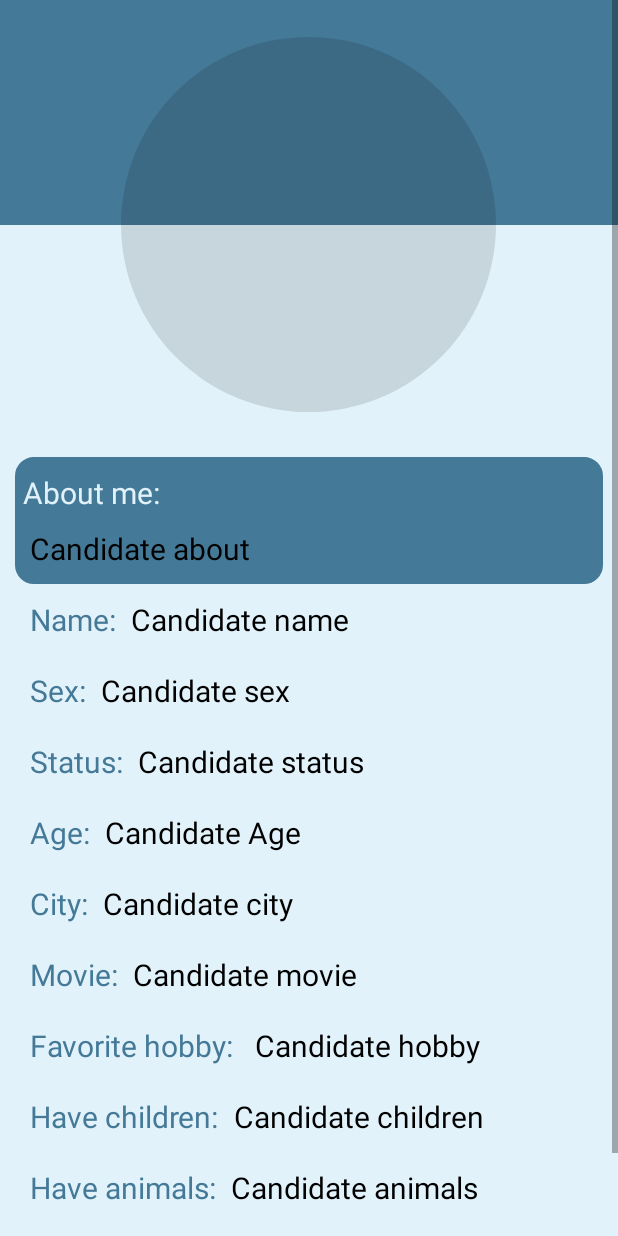
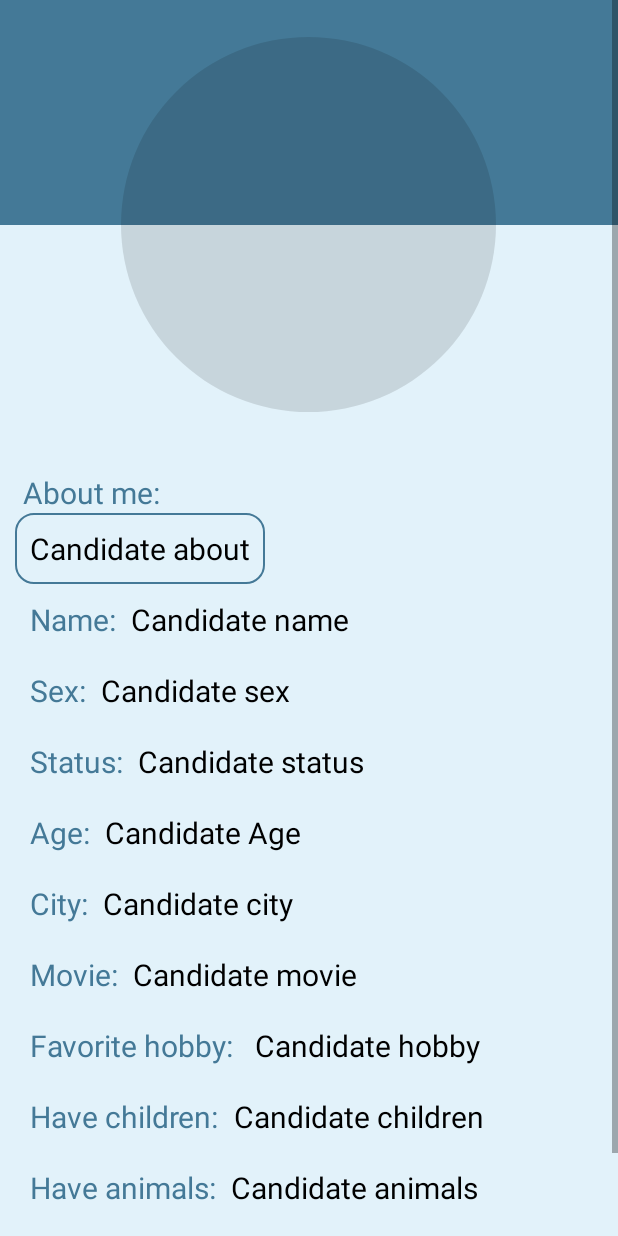
Before and after one commit to ShirFeld/Final-Project_home, an Android app: the layout fragment_descfragment.xml on its own in the app's theme, with its tools: preview values and no code run, on a phone screen of 412 x 824 dp. Run offline under Robolectric (Android 15) with nearby library versions, the phone set to English and light mode, and no system bars; Roboto replaces fonts that are not available here.

Commit message:
update descfragment

```diff
--- a/app/src/main/res/drawable/shape_dec.xml
+++ b/app/src/main/res/drawable/shape_dec.xml
@@ -3,9 +3,9 @@
     android:shape="rectangle" >
 
     <!-- View background color -->
-    <solid
-        android:color="@color/colorPrimary" >
-    </solid>
+<!--    <solid-->
+<!--        android:color="@color/colorPrimary" >-->
+<!--    </solid>-->
 
     <!-- View border color and width -->
     <stroke
--- a/app/src/main/res/layout/fragment_descfragment.xml
+++ b/app/src/main/res/layout/fragment_descfragment.xml
@@ -36,7 +36,6 @@
                 android:layout_marginTop="30dp"
                 android:layout_marginLeft="10dp"
                 android:layout_marginRight="10dp"
-                android:background="@drawable/shape_dec"
                 android:orientation="vertical">
 
                 <TextView
@@ -46,18 +45,24 @@
                     android:layout_marginTop="10dp"
                     android:layout_marginLeft="5dp"
                     android:text="@string/aboutMe"
-                    android:textColor="@color/back"
+                    android:textColor="@color/colorPrimary"
                     android:textSize="20sp" />
+                <LinearLayout
+                    android:layout_width="wrap_content"
+                    android:layout_height="wrap_content"
+                    android:background="@drawable/shape_dec"
+                    >
 
                     <TextView
                         android:id="@+id/aboutMeHolder"
                         android:layout_width="wrap_content"
                         android:layout_height="wrap_content"
                         android:layout_margin="10dp"
-                    android:layout_marginLeft="5dp"
                         android:text="Candidate about"
                         android:textColor="#000"
                         android:textSize="20sp" />
+                </LinearLayout>
+
             </LinearLayout>
 
             <LinearLayout
```
Lines whose indentation alone changed are shown as unchanged.
